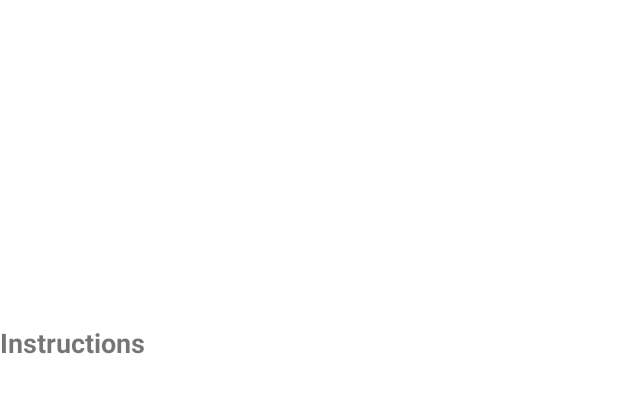
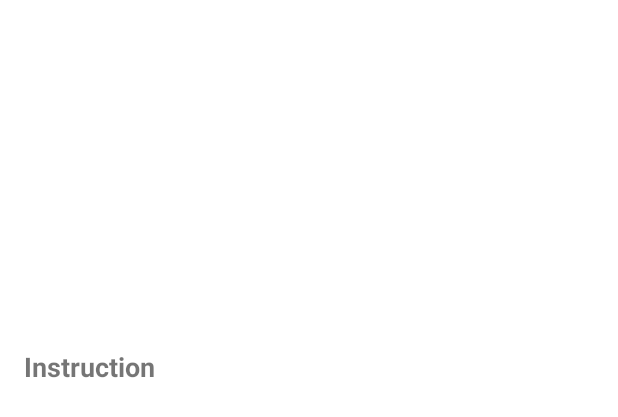
Before and after one commit to hoangvm2307/fitlog, an Android app: the layout fragment_exercise_about.xml on its own in the app's theme, with its tools: preview values and no code run, on a phone screen of 412 x 824 dp. Shown: the top 417 px of the screen. Run offline under Robolectric (Android 15) with nearby library versions, the phone set to English and light mode, and no system bars.

```diff
--- a/app/src/main/java/com/example/fitlog/ExerciseAdapter.java
+++ b/app/src/main/java/com/example/fitlog/ExerciseAdapter.java
@@ -51,7 +51,7 @@ public class ExerciseAdapter extends RecyclerView.Adapter<ExerciseAdapter.Exerci
         notifyDataSetChanged();
     }
 
-    class ExerciseViewHolder extends RecyclerView.ViewHolder {
+class ExerciseViewHolder extends RecyclerView.ViewHolder {
         ImageView exerciseImage;
         TextView exerciseName;
         TextView bodyPart;
--- a/app/src/main/java/com/example/fitlog/ExerciseDetailsPagerAdapter.java
+++ b/app/src/main/java/com/example/fitlog/ExerciseDetailsPagerAdapter.java
@@ -20,11 +20,11 @@ public class ExerciseDetailsPagerAdapter extends FragmentStateAdapter {
             case 0:
                 return ExerciseAboutFragment.newInstance(exercise);
             case 1:
-                return ExerciseHistoryFragment.newInstance(exercise);
+//                return ExerciseHistoryFragment.newInstance(exercise);
             case 2:
-                return ExerciseChartsFragment.newInstance(exercise);
+//                return ExerciseChartsFragment.newInstance(exercise);
             case 3:
-                return ExerciseRecordsFragment.newInstance(exercise);
+//                return ExerciseRecordsFragment.newInstance(exercise);
             default:
                 return new Fragment();
         }
--- /dev/null
+++ b/app/src/main/res/drawable/round_background.xml
@@ -0,0 +1,5 @@
+<?xml version="1.0" encoding="utf-8"?>
+<shape xmlns:android="http://schemas.android.com/apk/res/android">
+    <solid android:color="@android:color/white" />
+    <corners android:radius="4dp" />
+</shape>
--- a/app/src/main/res/drawable/rounded_background.xml
+++ b/app/src/main/res/drawable/rounded_background.xml
@@ -2,5 +2,5 @@
 <shape xmlns:android="http://schemas.android.com/apk/res/android"
     android:shape="rectangle">
     <solid android:color="@color/material_dynamic_neutral90" />
-    <corners android:radius="4dp" /> <!-- Điều chỉnh giá trị này để thay đổi mức độ bo tròn -->
+    <corners android:radius="16dp" /> <!-- Điều chỉnh giá trị này để thay đổi mức độ bo tròn -->
 </shape>
--- a/app/src/main/res/layout/fragment_exercise_about.xml
+++ b/app/src/main/res/layout/fragment_exercise_about.xml
@@ -1,27 +1,34 @@
 <?xml version="1.0" encoding="utf-8"?>
-<LinearLayout xmlns:android="http://schemas.android.com/apk/res/android"
+<ScrollView xmlns:android="http://schemas.android.com/apk/res/android"
+    android:layout_width="match_parent"
+    android:layout_height="match_parent">
+
+    <LinearLayout
         android:layout_width="match_parent"
         android:layout_height="wrap_content"
-    android:orientation="vertical">
+        android:orientation="vertical"
+        android:padding="16dp">
 
         <ImageView
             android:id="@+id/exerciseImage"
             android:layout_width="match_parent"
             android:layout_height="200dp"
-        android:scaleType="fitCenter" />
+            android:scaleType="fitCenter"
+            android:layout_marginBottom="16dp" />
 
         <TextView
             android:layout_width="wrap_content"
             android:layout_height="wrap_content"
-        android:layout_marginTop="16dp"
-        android:text="Instructions"
+            android:layout_marginBottom="8dp"
+            android:text="Instruction"
             android:textSize="18sp"
             android:textStyle="bold" />
 
         <TextView
             android:id="@+id/instructionsText"
-        android:layout_width="wrap_content"
+            android:layout_width="match_parent"
             android:layout_height="wrap_content"
-        android:layout_marginTop="8dp" />
+            android:textSize="16sp" />
 
     </LinearLayout>
+</ScrollView>
```
Also changed, not shown: app/src/main/java/com/example/fitlog/ExerciseAboutFragment.java (added, +58 -0 lines), app/src/main/java/com/example/fitlog/ExerciseDetailsDialogFragment.java (+12 -9 lines), app/src/main/res/layout/fragment_exercise_details.xml (+30 -33 lines), app/src/main/res/values/styles.xml (added, +10 -0 lines). Lines whose indentation alone changed are shown as unchanged.
